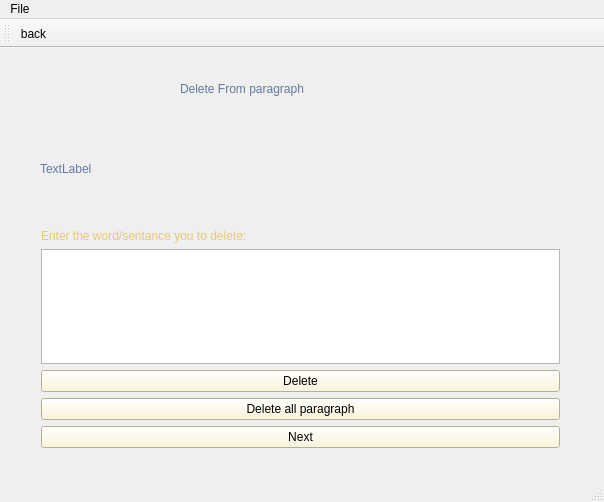
First picture: the form in DeletePage.ui, repository Rrr3rrr2004/Word-Frequency-Count, before the edit.
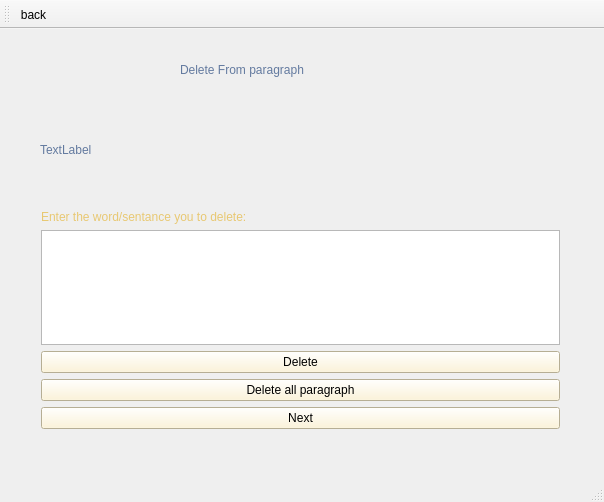
Second picture: the form after the edit. Icons and pictures are not drawn.

Diff of the .ui file:
```diff
--- a/DeletePage.ui
+++ b/DeletePage.ui
@@ -139,23 +139,6 @@
     </property>
    </widget>
   </widget>
-  <widget class="QMenuBar" name="menuBar">
-   <property name="geometry">
-    <rect>
-     <x>0</x>
-     <y>0</y>
-     <width>604</width>
-     <height>21</height>
-    </rect>
-   </property>
-   <widget class="QMenu" name="menuFile">
-    <property name="title">
-     <string>File</string>
-    </property>
-    <addaction name="back"/>
-   </widget>
-   <addaction name="menuFile"/>
-  </widget>
   <widget class="QToolBar" name="mainToolBar">
    <attribute name="toolBarArea">
     <enum>TopToolBarArea</enum>
```
